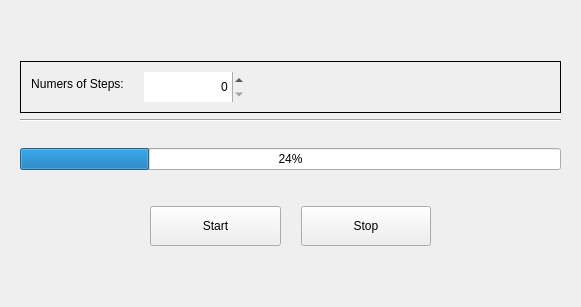
Qt form src/gui_pkg/include/gui_pkg/walking_form.ui (cristianbass01/GUI_robotic_exoskeleton) before a commit.
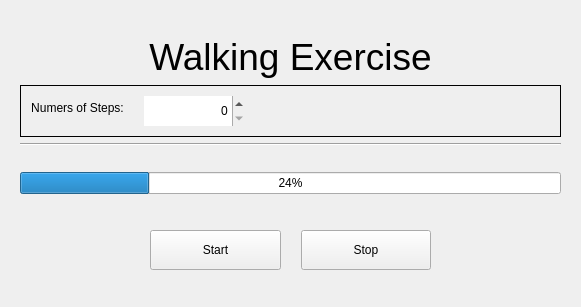
The same form after that commit.

The edit to the form file:
```diff
--- a/src/gui_pkg/include/gui_pkg/walking_form.ui
+++ b/src/gui_pkg/include/gui_pkg/walking_form.ui
@@ -30,6 +30,16 @@
      </property>
     </spacer>
    </item>
+   <item>
+    <widget class="QLabel" name="label">
+     <property name="text">
+      <string>&lt;html&gt;&lt;head/&gt;&lt;body&gt;&lt;p&gt;&lt;span style=&quot; font-size:28pt;&quot;&gt;Walking Exercise&lt;/span&gt;&lt;/p&gt;&lt;/body&gt;&lt;/html&gt;</string>
+     </property>
+     <property name="alignment">
+      <set>Qt::AlignCenter</set>
+     </property>
+    </widget>
+   </item>
    <item>
     <widget class="QFrame" name="formFrame">
      <property name="frameShape">
```
